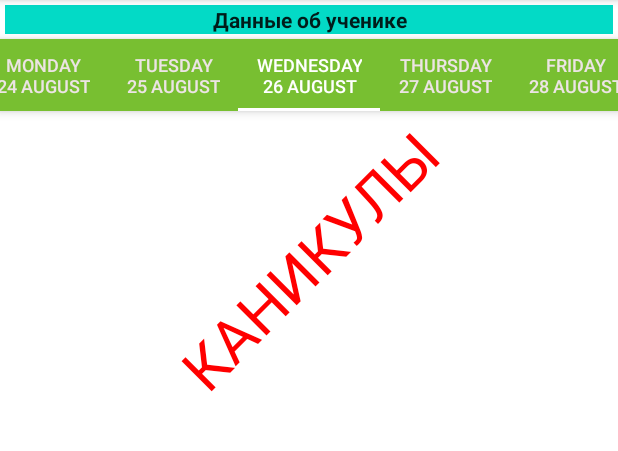
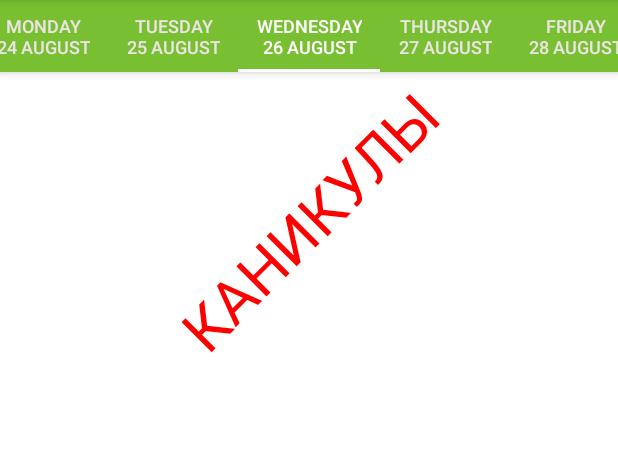
Before and after one commit to 01epa/school123, an Android app: the MainActivity screen opened directly, with no data from a screen before it, in the side drawer, after a tap on "Дневник", on a phone screen of 412 x 824 dp, the part 84-535 px from its top. Run offline under Robolectric (Android 15) with nearby library versions, the phone set to English and light mode, and no system bars; our stand-ins replace Volley; network calls fail; 32 statements that could not run were skipped.

Commit message:
add check to show user name on main window only if there is a more than 1 student

```diff
--- a/app/src/main/java/com/journal/nn/school123/activity/MainActivity.java
+++ b/app/src/main/java/com/journal/nn/school123/activity/MainActivity.java
@@ -63,6 +63,7 @@ import static com.journal.nn.school123.util.CurrentPeriodUtil.clearCalendar;
 import static com.journal.nn.school123.util.CurrentPeriodUtil.getCurrentPeriod;
 import static com.journal.nn.school123.util.CurrentPeriodUtil.getPeriod;
 import static com.journal.nn.school123.util.LoginUtil.getAddress;
+import static com.journal.nn.school123.util.LoginUtil.getAllUsers;
 import static com.journal.nn.school123.util.LoginUtil.getCookie;
 import static com.journal.nn.school123.util.LoginUtil.getStudentId;
 import static com.journal.nn.school123.util.UpdateUtil.backToUsersActivity;
@@ -105,8 +106,13 @@ public class MainActivity
         actionBar = new ActionBarDrawerToggle(this, drawerLayout, R.string.Open, R.string.Close);
 
         TextView userInfoTextView = findViewById(R.id.main_user_info);
-        Data data = IntentHelper.getData(this, userId);
-        userInfoTextView.setText(data.getSecondName() + " " + data.getFirstName() + ", " + data.getCurrentClass());
+        if (getAllUsers(this).size() > 1) {
+            Data data = IntentHelper.getData(this, userId);
+            userInfoTextView.setText(data.getSecondName() + " " + data.getFirstName() + ", " + data.getCurrentClass());
+            userInfoTextView.setVisibility(View.VISIBLE);
+        } else {
+            userInfoTextView.setVisibility(View.GONE);
+        }
 
         drawerLayout.addDrawerListener(actionBar);
         actionBar.syncState();
```
